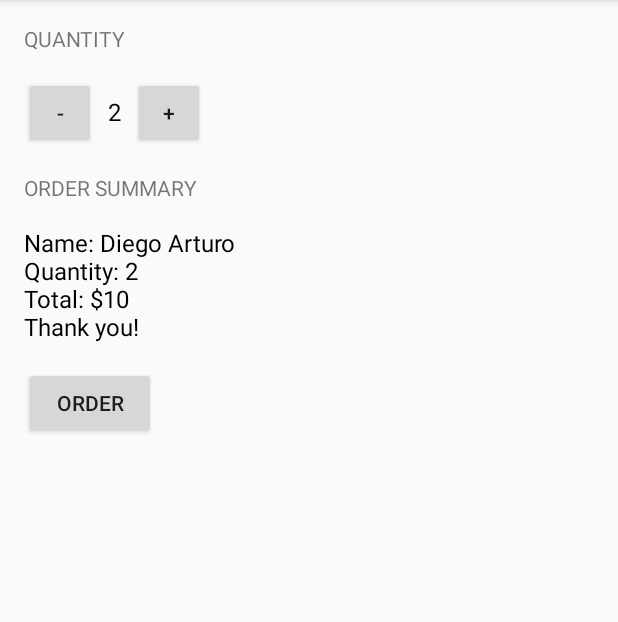
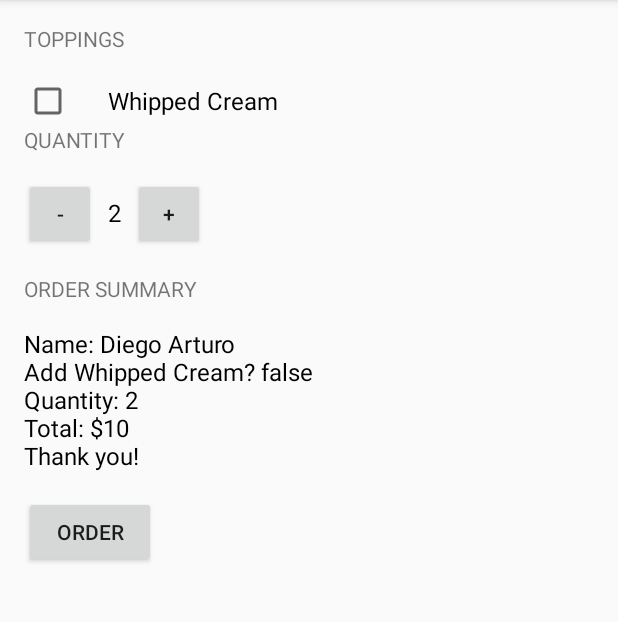
Before and after one commit to diegohdez90/JustJava, an Android app: the screen it shows after launch (MainActivity), after a tap on "ORDER", on a phone screen of 412 x 824 dp, the part 84-706 px from its top. Run offline under Robolectric (Android 15) with nearby library versions, the phone set to English and light mode, and no system bars.

Commit message:
feat(MainActivity): update application add a checkbox to select an option

```diff
--- a/app/src/main/java/com/example/android/justjava/MainActivity.java
+++ b/app/src/main/java/com/example/android/justjava/MainActivity.java
@@ -3,6 +3,7 @@ package com.example.android.justjava;
 import android.os.Bundle;
 import android.support.v7.app.AppCompatActivity;
 import android.view.View;
+import android.widget.CheckBox;
 import android.widget.TextView;
 
 public class MainActivity extends AppCompatActivity {
@@ -24,13 +25,15 @@ public class MainActivity extends AppCompatActivity {
         return price;
     }
 
-    private String createOrderSummary(int price ) {
-        return "Name: Diego Arturo\nQuantity: "+ quantity +"\nTotal: $" + calculatePrice() + "\nThank you!";
+    private String createOrderSummary() {
+        CheckBox whipped_checkbox = (CheckBox) findViewById(R.id.whipped_cream_check_box);
+        return "Name: Diego Arturo\n" +
+                "Add Whipped Cream? "+ whipped_checkbox.isChecked() +"\n" +
+                "Quantity: "+ quantity +"\nTotal: $" + calculatePrice() + "\nThank you!";
     }
 
     public void submitOrder(View view){
-        int price = calculatePrice();
-        String message = createOrderSummary(price);
+        String message = createOrderSummary();
         displayMessage(message);
     }
 
--- a/app/src/main/res/layout/activity_main.xml
+++ b/app/src/main/res/layout/activity_main.xml
@@ -8,6 +8,26 @@
     android:paddingTop="16dp"
     android:orientation="vertical"
     tools:context="com.example.android.justjava.MainActivity">
+
+    <TextView
+        android:id="@+id/toppins_text_view"
+        android:layout_width="wrap_content"
+        android:layout_height="wrap_content"
+        android:layout_marginBottom="16dp"
+        android:text="Toppings"
+        android:textAllCaps="true"/>
+    <LinearLayout
+        android:layout_width="match_parent"
+        android:layout_height="wrap_content"
+        android:orientation="horizontal">
+        <CheckBox
+            android:id="@+id/whipped_cream_check_box"
+            android:layout_width="wrap_content"
+            android:layout_height="wrap_content"
+            android:text="Whipped Cream"
+            android:paddingLeft="24dp"
+            android:textSize="16sp"/>
+    </LinearLayout>
 
     <TextView
         android:id="@+id/textView"
```
